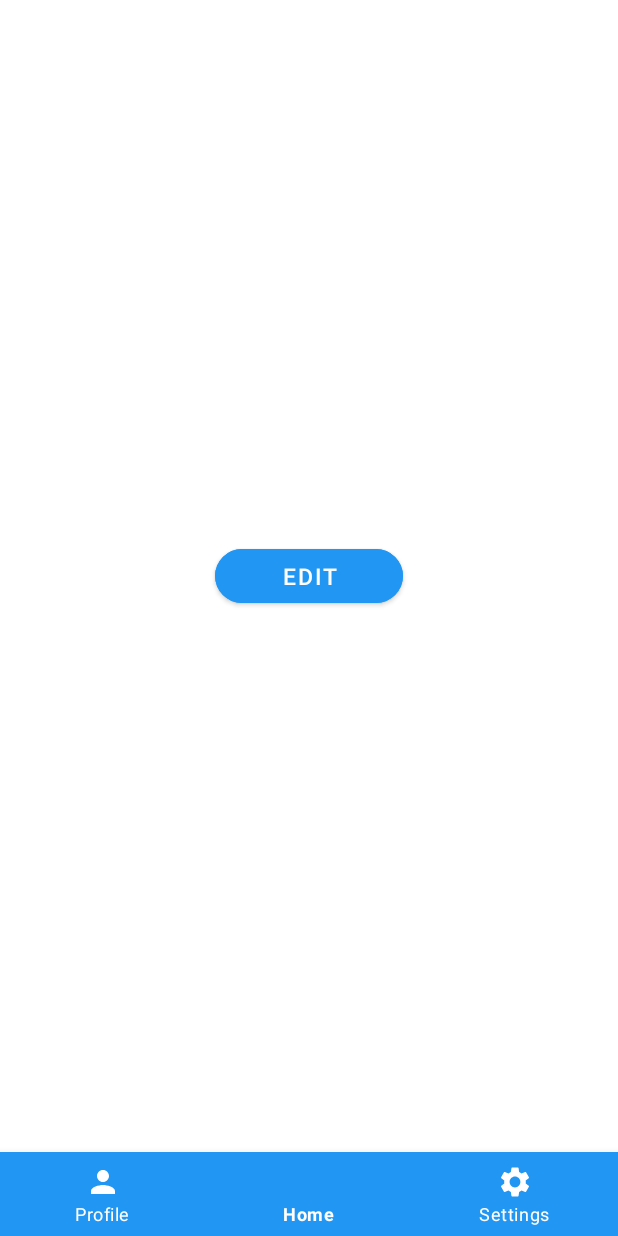
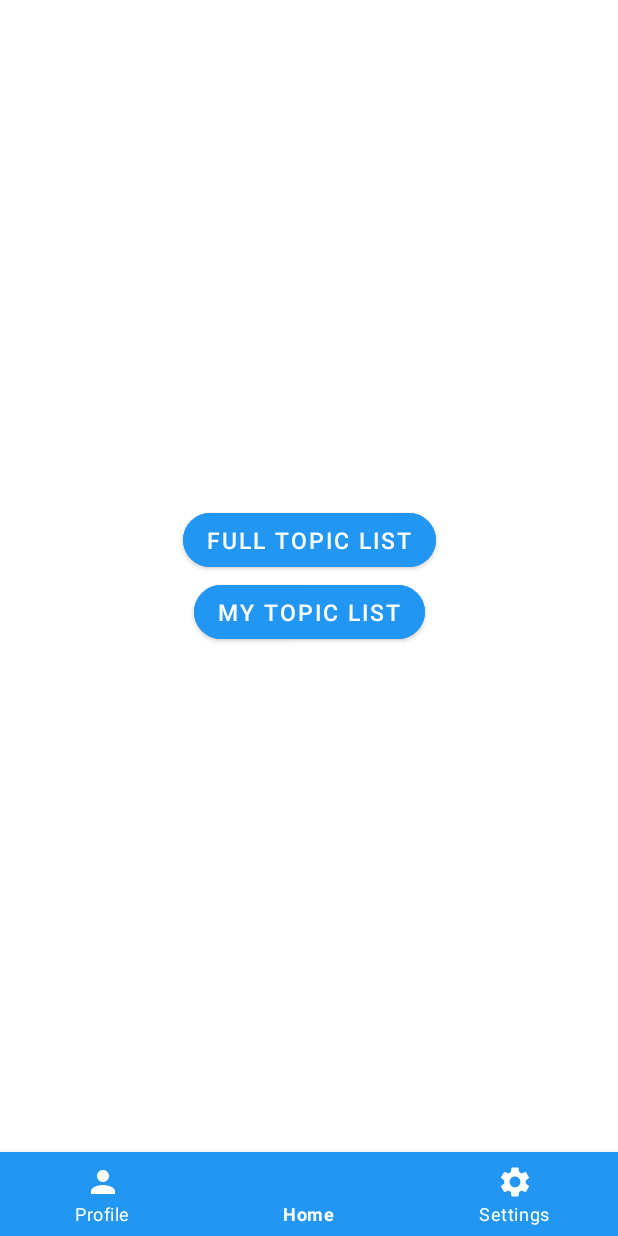
Before and after one commit to Tutortek-org/Frontend, an Android app: the HomeFragment screen opened directly, with no data from a screen before it, on a phone screen of 412 x 824 dp. Run offline under Robolectric (Android 15) with nearby library versions, the phone set to English and light mode, and no system bars; our stand-ins replace Volley, navigation-ui; libraries missing offline, so code that uses them is left out: com.auth0.android; network calls fail; 4 statements that could not run were skipped.

Commit message:
Add navigation logic to full topic list

```diff
--- a/app/src/main/java/com/tutortekorg/tutortek/navigation_fragments/HomeFragment.kt
+++ b/app/src/main/java/com/tutortekorg/tutortek/navigation_fragments/HomeFragment.kt
@@ -5,14 +5,21 @@ import androidx.fragment.app.Fragment
 import android.view.LayoutInflater
 import android.view.View
 import android.view.ViewGroup
+import androidx.navigation.findNavController
 import com.tutortekorg.tutortek.R
+import com.tutortekorg.tutortek.databinding.FragmentHomeBinding
 
 class HomeFragment : Fragment() {
+    private lateinit var binding: FragmentHomeBinding
 
     override fun onCreateView(
         inflater: LayoutInflater, container: ViewGroup?,
         savedInstanceState: Bundle?
-    ): View? {
-        return inflater.inflate(R.layout.fragment_home, container, false)
+    ): View {
+        binding = FragmentHomeBinding.inflate(inflater, container, false)
+        binding.btnAllTopics.setOnClickListener {
+            it.findNavController().navigate(R.id.action_homeFragment_to_topicListFragment)
+        }
+        return binding.root
     }
 }
--- a/app/src/main/res/layout/fragment_home.xml
+++ b/app/src/main/res/layout/fragment_home.xml
@@ -8,18 +8,34 @@
 
 
     <com.google.android.material.button.MaterialButton
-        android:id="@+id/btn_test"
-        android:layout_width="125dp"
+        android:id="@+id/btn_all_topics"
+        android:layout_width="wrap_content"
         android:layout_height="wrap_content"
         android:layout_gravity="center_horizontal"
         android:layout_weight="1"
         android:backgroundTint="@color/color_primary"
-        android:text="@string/edit"
+        android:text="@string/full_topic_list"
+        android:textSize="15sp"
+        app:cornerRadius="20dp"
+        app:layout_constraintBottom_toTopOf="@+id/btn_my_topics"
+        app:layout_constraintEnd_toEndOf="parent"
+        app:layout_constraintStart_toStartOf="parent"
+        app:layout_constraintTop_toTopOf="parent"
+        app:layout_constraintVertical_chainStyle="packed" />
+
+    <com.google.android.material.button.MaterialButton
+        android:id="@+id/btn_my_topics"
+        android:layout_width="wrap_content"
+        android:layout_height="wrap_content"
+        android:layout_gravity="center_horizontal"
+        android:layout_weight="1"
+        android:backgroundTint="@color/color_primary"
+        android:text="@string/my_topic_list"
         android:textSize="15sp"
         app:cornerRadius="20dp"
         app:layout_constraintBottom_toBottomOf="parent"
         app:layout_constraintEnd_toEndOf="parent"
         app:layout_constraintStart_toStartOf="parent"
-        app:layout_constraintTop_toTopOf="parent" />
+        app:layout_constraintTop_toBottomOf="@+id/btn_all_topics" />
 
 </androidx.constraintlayout.widget.ConstraintLayout>
--- a/app/src/main/res/layout/fragment_topic_list.xml
+++ b/app/src/main/res/layout/fragment_topic_list.xml
@@ -1,14 +1,9 @@
 <?xml version="1.0" encoding="utf-8"?>
-<FrameLayout xmlns:android="http://schemas.android.com/apk/res/android"
+<androidx.constraintlayout.widget.ConstraintLayout xmlns:android="http://schemas.android.com/apk/res/android"
     xmlns:tools="http://schemas.android.com/tools"
     android:layout_width="match_parent"
     android:layout_height="match_parent"
     tools:context=".TopicListFragment">
 
-    <!-- TODO: Update blank fragment layout -->
-    <TextView
-        android:layout_width="match_parent"
-        android:layout_height="match_parent"
-        android:text="@string/hello_blank_fragment" />
 
-</FrameLayout>
+</androidx.constraintlayout.widget.ConstraintLayout>
--- a/app/src/main/res/values/strings.xml
+++ b/app/src/main/res/values/strings.xml
@@ -91,6 +91,8 @@
     <string name="current_password">Current password</string>
     <string name="new_password">New password</string>
     <string name="header_change_password">Keeping your account safe is amazing!</string>
-    <!-- TODO: Remove or change this placeholder text -->
-    <string name="hello_blank_fragment">Hello blank fragment</string>
+
+    <!-- Home fragment -->
+    <string name="full_topic_list">Full topic list</string>
+    <string name="my_topic_list">My topic list</string>
 </resources>
```
Also changed, not shown: 1 other file.
